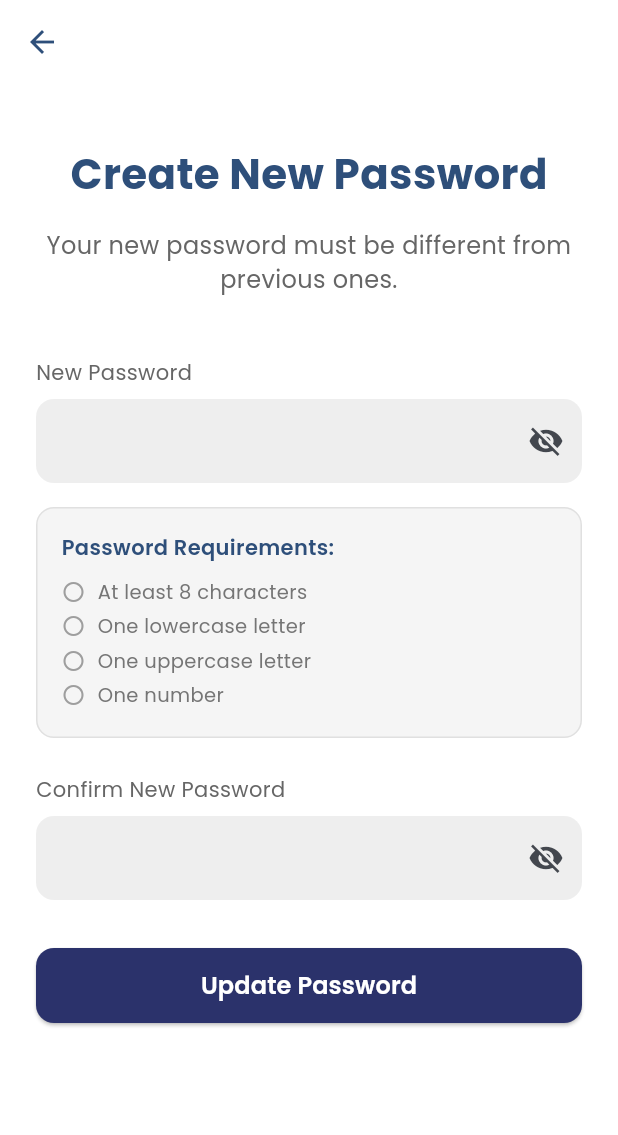
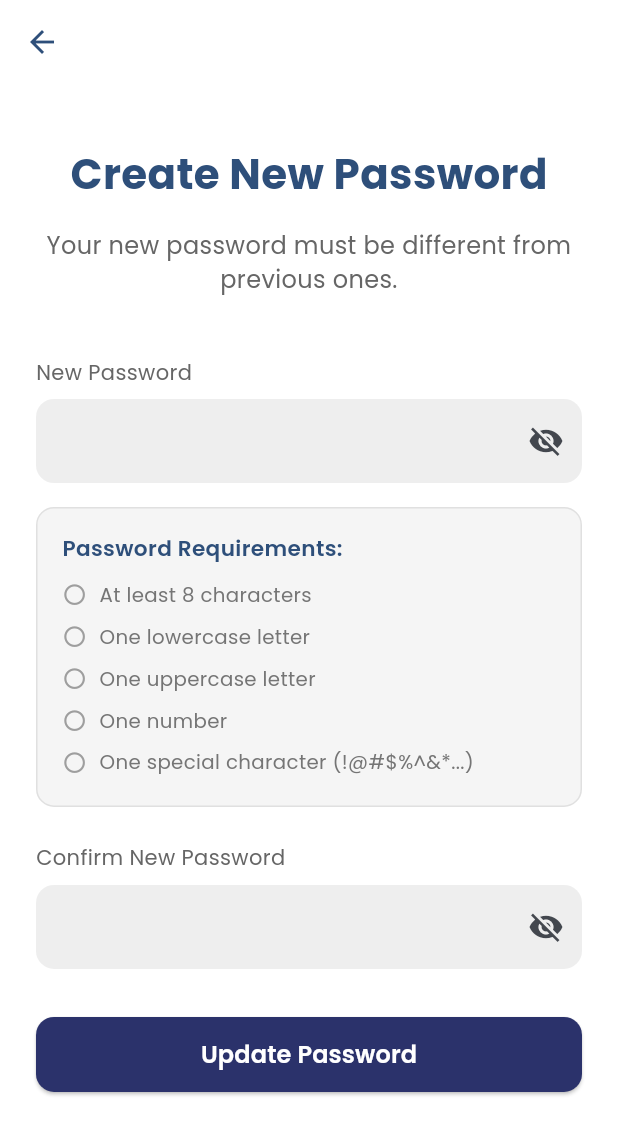
Before and after one commit to aisamae13/eborrow, a Flutter app: the CreateNewPasswordPage screen opened by its route, on a phone screen of 412 x 824 dp. Shown: the top 1135 px of the screen. Run offline on Flutter 3.47's test engine with Material 3 defaults, Android fonts, the phone set to English and light mode, and no system bars; our stand-ins replace google_fonts, supabase_flutter; missing offline and left inert: mobile_scanner; accounts and stored records are empty.

Commit message:
updated based sa sinabi ni sir

```diff
--- a/lib/createnewpasswordpage.dart
+++ b/lib/createnewpasswordpage.dart
@@ -17,6 +17,8 @@ class _CreateNewPasswordPageState extends State<CreateNewPasswordPage> {
   bool _isLoading = false;
   bool _isPasswordVisible = false;
   bool _isConfirmPasswordVisible = false;
+  bool _hasSpecialChar(String password) => RegExp(r'(?=.*[!@#$%^&*(),.?":{}|<>])').hasMatch(password);
+
 
   @override
   void dispose() {
@@ -35,7 +37,7 @@ class _CreateNewPasswordPageState extends State<CreateNewPasswordPage> {
   if (value == null || value.isEmpty) {
     return 'Password is required';
   }
-    if (!_hasMinLength(value) || !_hasLowercase(value) || !_hasUppercase(value) || !_hasNumber(value)) {
+  if (!_hasMinLength(value) || !_hasLowercase(value) || !_hasUppercase(value) || !_hasNumber(value) || !_hasSpecialChar(value)) {
     return 'Please meet all password requirements below';
   }
   return null;
@@ -45,7 +47,8 @@ class _CreateNewPasswordPageState extends State<CreateNewPasswordPage> {
   final password = _passwordController.text;
 
   return Container(
-      padding: const EdgeInsets.all(16),
+    width: double.infinity,
+    padding: EdgeInsets.all(MediaQuery.of(context).size.width * 0.04), // Responsive padding
     decoration: BoxDecoration(
       color: Colors.grey[100],
       borderRadius: BorderRadius.circular(12),
@@ -57,44 +60,62 @@ class _CreateNewPasswordPageState extends State<CreateNewPasswordPage> {
         Text(
           'Password Requirements:',
           style: GoogleFonts.poppins(
-              fontSize: 14,
+            fontSize: MediaQuery.of(context).size.width * 0.035, // Responsive font size
             fontWeight: FontWeight.w600,
             color: const Color(0xFF2E4F7A),
           ),
         ),
-          const SizedBox(height: 8),
+        SizedBox(height: MediaQuery.of(context).size.height * 0.01), // Responsive spacing
+
+        // Use Wrap for better responsiveness on smaller screens
+        Wrap(
+          spacing: 8,
+          runSpacing: 4,
+          children: [
             _buildCriteriaItem('At least 8 characters', _hasMinLength(password)),
             _buildCriteriaItem('One lowercase letter', _hasLowercase(password)),
             _buildCriteriaItem('One uppercase letter', _hasUppercase(password)),
             _buildCriteriaItem('One number', _hasNumber(password)),
+            _buildCriteriaItem('One special character (!@#\$%^&*...)', _hasSpecialChar(password)),
+          ],
+        ),
       ],
     ),
   );
 }
 
   Widget _buildCriteriaItem(String text, bool isMet) {
-    return Padding(
-      padding: const EdgeInsets.symmetric(vertical: 2),
+  return Container(
+    width: double.infinity, // Take full width for each item
+    padding: EdgeInsets.symmetric(
+      vertical: MediaQuery.of(context).size.height * 0.003, // Responsive vertical padding
+    ),
     child: Row(
+      mainAxisSize: MainAxisSize.min,
       children: [
         Icon(
           isMet ? Icons.check_circle : Icons.radio_button_unchecked,
-            size: 16,
+          size: MediaQuery.of(context).size.width * 0.04, // Responsive icon size
           color: isMet ? Colors.green : Colors.grey,
         ),
-          const SizedBox(width: 8),
-          Text(
+        SizedBox(width: MediaQuery.of(context).size.width * 0.02), // Responsive spacing
+        Expanded( // Use Expanded to prevent overflow on small screens
+          child: Text(
             text,
             style: GoogleFonts.poppins(
-              fontSize: 13,
+              fontSize: MediaQuery.of(context).size.width * 0.032, // Responsive font size
               color: isMet ? Colors.green : Colors.grey[600],
               fontWeight: isMet ? FontWeight.w500 : FontWeight.w400,
+            ),
+            maxLines: 2, // Allow text to wrap if needed
+            overflow: TextOverflow.ellipsis,
           ),
         ),
       ],
     ),
   );
 }
+
 
   Future<void> _updatePassword() async {
     if (!_formKey.currentState!.validate()) {
@@ -289,6 +310,8 @@ class _CreateNewPasswordPageState extends State<CreateNewPasswordPage> {
                           ),
                   ),
                 ),
+                // Add responsive bottom spacing
+                SizedBox(height: MediaQuery.of(context).viewPadding.bottom + 24),
                 ],
               ),
             ),
```
Also changed, not shown: lib/registerpage.dart (+142 -9 lines). Lines whose indentation alone changed are shown as unchanged.
